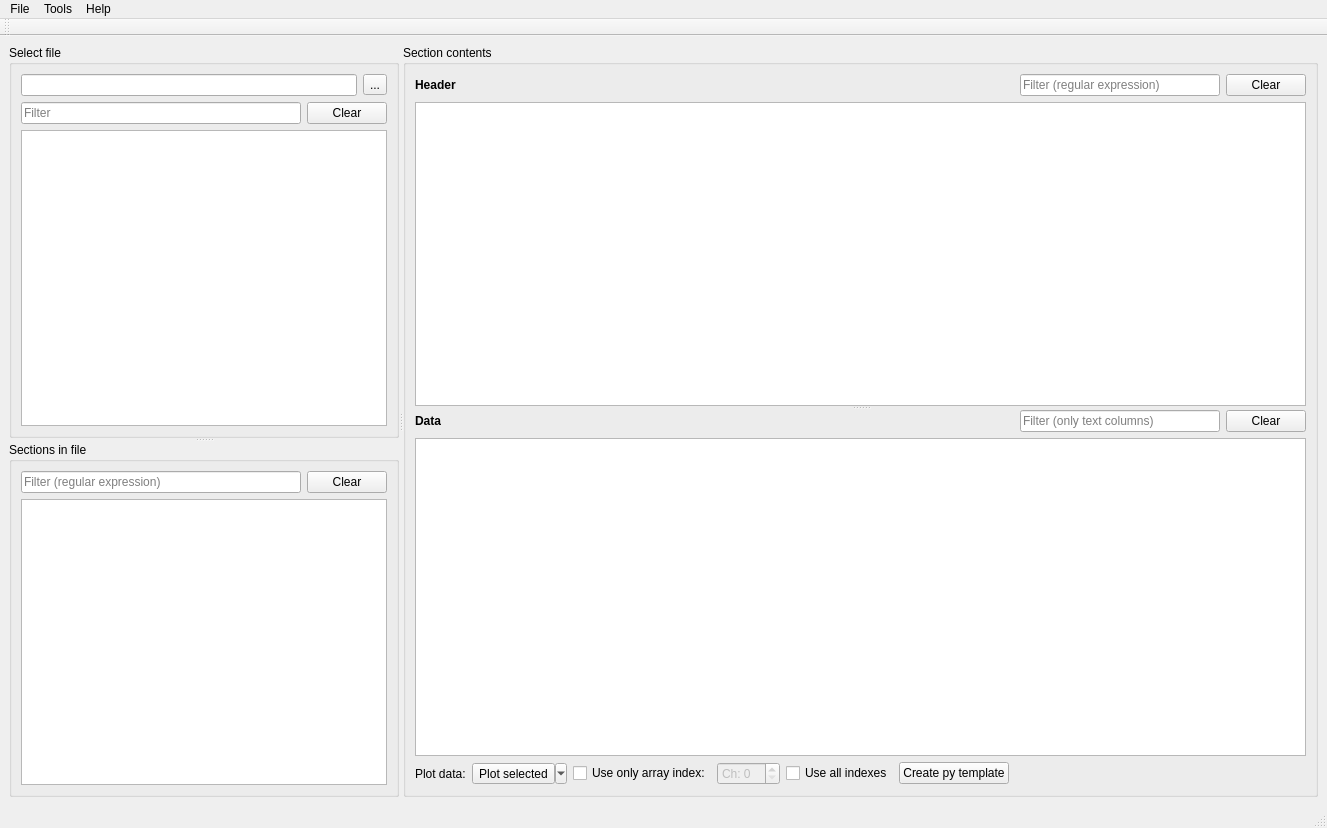
Above: src/mainwindow_form.ui from drhlxiao/pyfitsviewer before the change. Below: the same form after it.
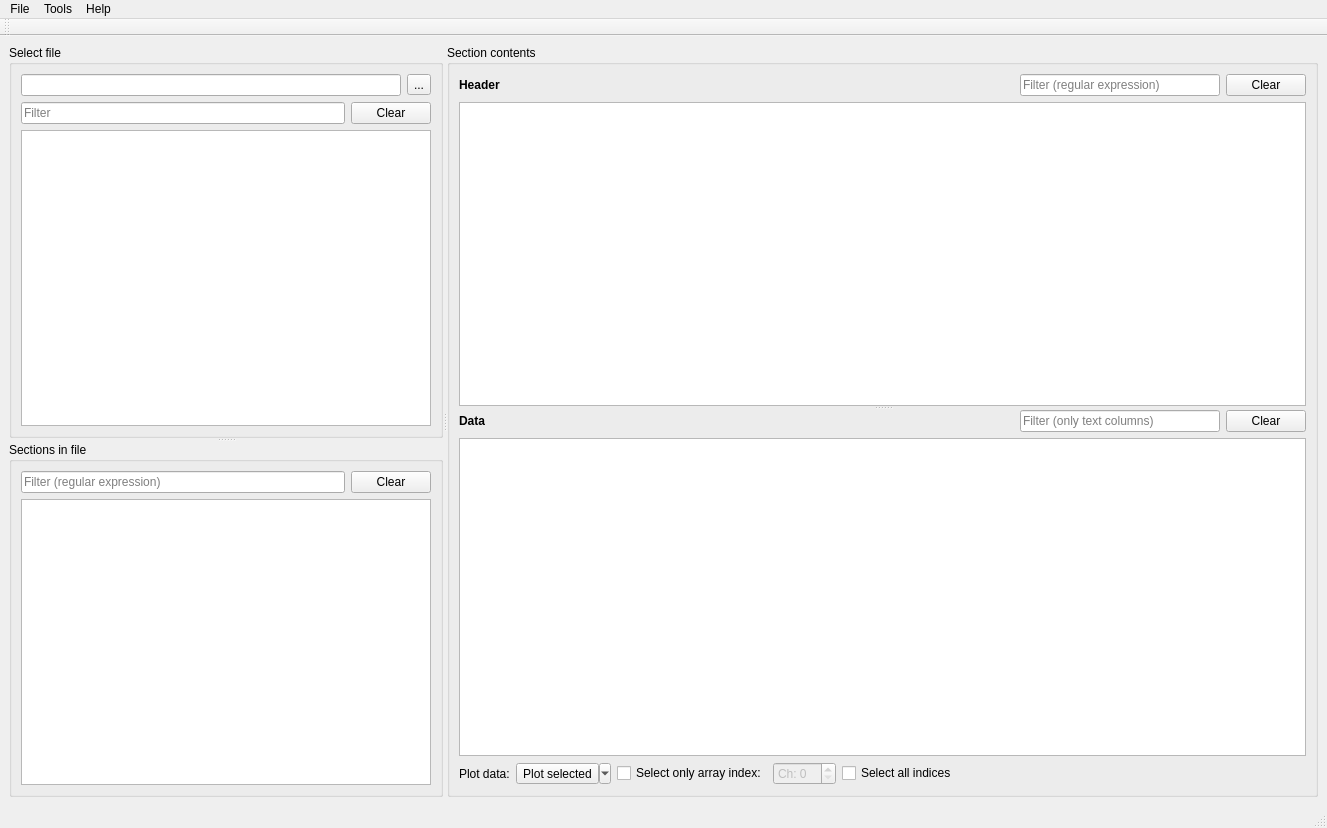
That is the form after the change. Icons and pictures are not drawn.

What changed in the file:
```diff
--- a/src/mainwindow_form.ui
+++ b/src/mainwindow_form.ui
@@ -260,7 +260,7 @@
                  <string>&lt;html&gt;&lt;head/&gt;&lt;body&gt;&lt;p&gt;Enable to use only one index when the selected data field contains an array.&lt;/p&gt;&lt;p&gt;Disable to leave array untouched before passing it to the plotter.&lt;/p&gt;&lt;/body&gt;&lt;/html&gt;</string>
                 </property>
                 <property name="text">
-                 <string>Use only array index:</string>
+                 <string>Select only array index:</string>
                 </property>
                 <property name="checkable">
                  <bool>true</bool>
@@ -280,14 +280,7 @@
               <item>
                <widget class="QCheckBox" name="allColumnCheckBox">
                 <property name="text">
-                 <string>Use all indexes</string>
-                </property>
-               </widget>
-              </item>
-              <item>
-               <widget class="QPushButton" name="createTemplateButton">
-                <property name="text">
-                 <string>Create py template</string>
+                 <string>Select all indices</string>
                 </property>
                </widget>
               </item>
```
Left out of the diff: 9 changed lines with no effect on the pictures.
